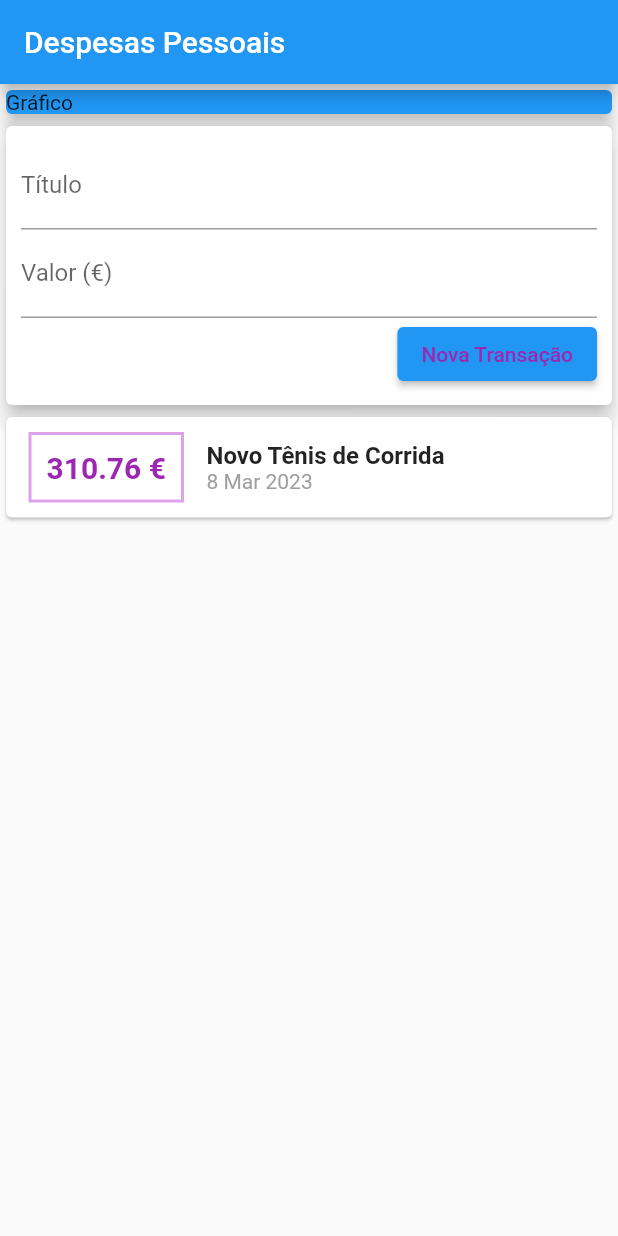
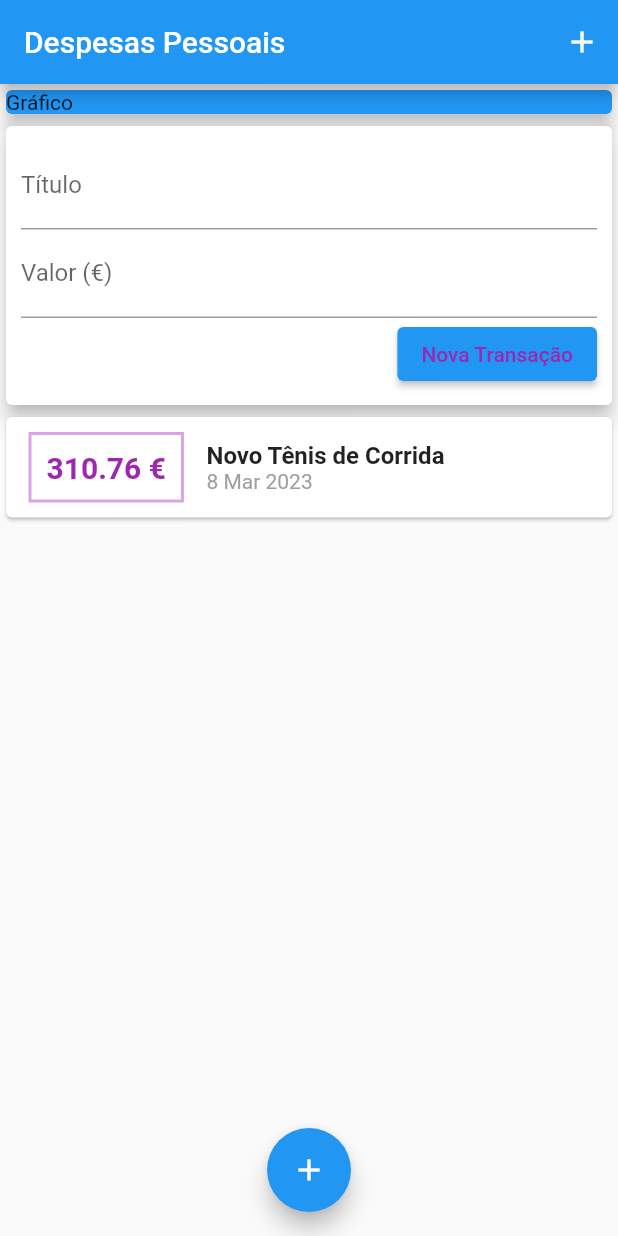
Before and after one commit to davmag91/ExpensesApp, a Flutter app: the screen it shows after launch, on a phone screen of 412 x 824 dp. Run offline on Flutter 3.47's test engine with Material 2 defaults, Android fonts, the phone set to English and light mode, and no system bars.

Commit message:
Add floating buttons

```diff
--- a/lib/main.dart
+++ b/lib/main.dart
@@ -27,9 +27,9 @@ class MyHomePage extends StatelessWidget {
   @override
   Widget build(BuildContext context) {
     return Scaffold(
-      appBar: AppBar(
-        title: Text('Despesas Pessoais'),
-      ),
+      appBar: AppBar(title: Text('Despesas Pessoais'), actions: <Widget>[
+        IconButton(onPressed: () {}, icon: Icon(Icons.add))
+      ]),
       body: SingleChildScrollView(
         child: Column(
           crossAxisAlignment: CrossAxisAlignment.stretch,
@@ -46,6 +46,11 @@ class MyHomePage extends StatelessWidget {
           ],
         ),
       ),
+      floatingActionButton: FloatingActionButton(
+        onPressed: () {},
+        child: Icon(Icons.add),
+      ),
+      floatingActionButtonLocation: FloatingActionButtonLocation.centerFloat,
     );
   }
 }
```
